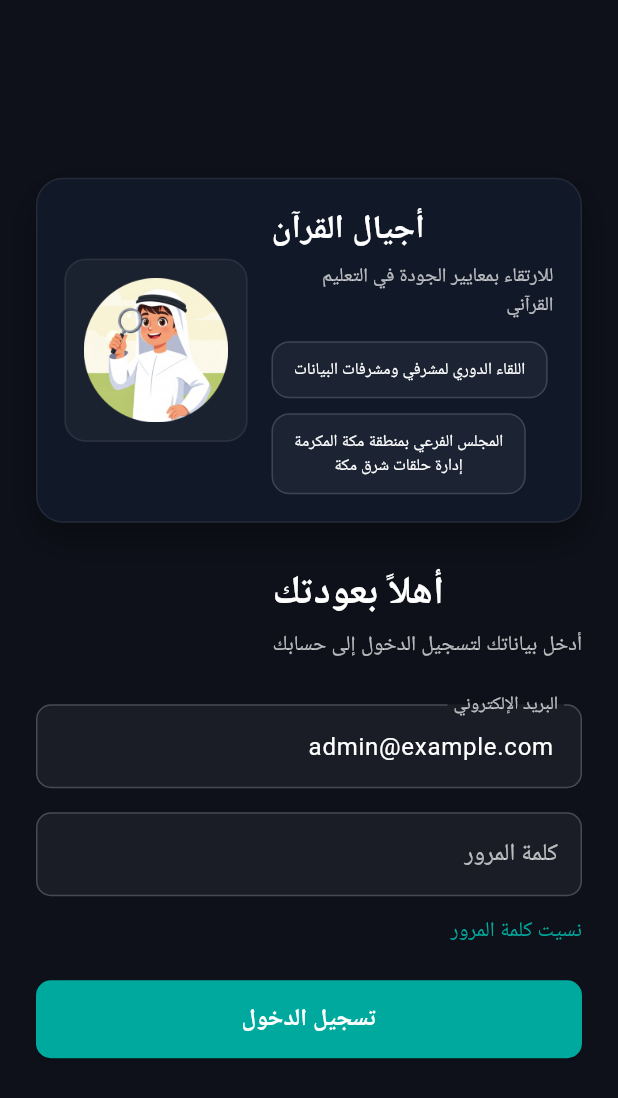
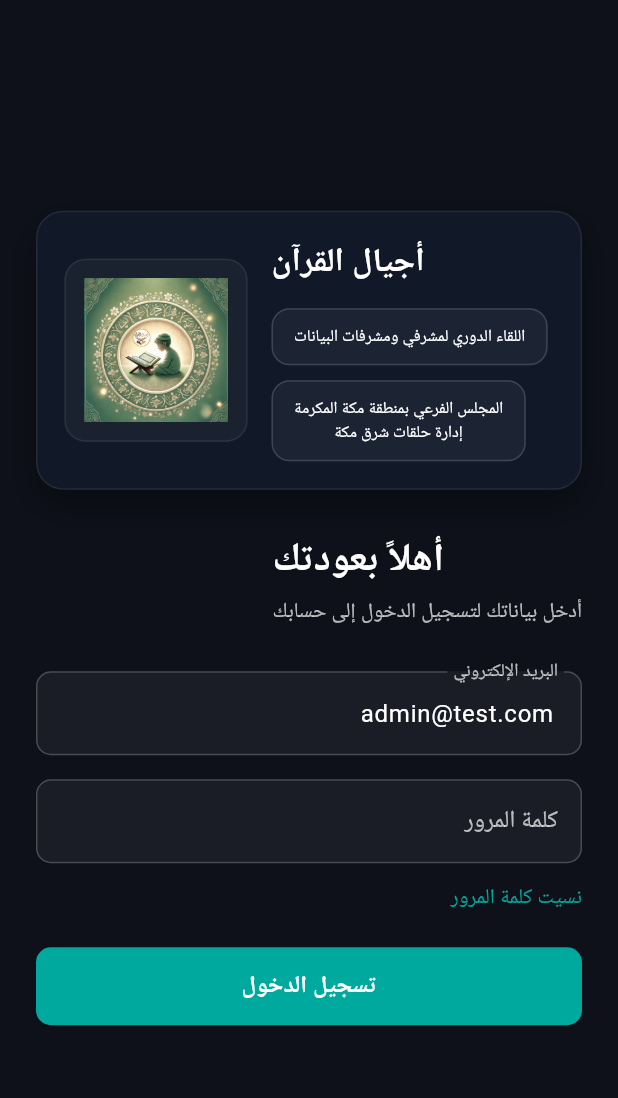
Before and after one commit to MostafaGamal84/agial-App, a Flutter app: the screen it shows after launch, on a phone screen of 412 x 824 dp. Shown: the top 1098 px of the screen. Run offline on Flutter 3.47's test engine with Material 3 defaults, Android fonts, the light colour scheme and no system bars; our stand-ins replace flutter_secure_storage, google_fonts, shared_preferences; Roboto replaces fonts that are missing (Tajawal).

Commit message:
البي

```diff
--- a/lib/screens/login_screen.dart
+++ b/lib/screens/login_screen.dart
@@ -14,7 +14,7 @@ class LoginScreen extends StatefulWidget {
 
 class _LoginScreenState extends State<LoginScreen> {
   final _formKey = GlobalKey<FormState>();
-  final _loginController = TextEditingController(text: 'admin@example.com');
+  final _loginController = TextEditingController(text: 'admin@test.com');
   final _passwordController = TextEditingController();
 
   @override
@@ -67,14 +67,7 @@ class _LoginScreenState extends State<LoginScreen> {
                                   fontWeight: FontWeight.w800,
                                 ),
                               ),
-                              SizedBox(height: 6),
-                              Text(
-                                'للارتقاء بمعايير الجودة في التعليم القرآني',
-                                style: TextStyle(
-                                  color: Colors.white70,
-                                  fontSize: 13,
-                                ),
-                              ),
+
                               SizedBox(height: 14),
                               Wrap(
                                 alignment: WrapAlignment.end,
@@ -119,7 +112,7 @@ class _LoginScreenState extends State<LoginScreen> {
                             border: Border.all(color: Colors.white.withOpacity(0.08)),
                           ),
                           child: Image.asset(
-                            'assets/images/app_icon.png',
+                            'assets/images/logo.jpg',
                             width: 96,
                             height: 96,
                             fit: BoxFit.contain,
--- a/lib/screens/otp_screen.dart
+++ b/lib/screens/otp_screen.dart
@@ -76,7 +76,7 @@ class _OTPScreenState extends State<OTPScreen> {
                     mainAxisSize: MainAxisSize.min,
                     children: [
                       Image.asset(
-                        'assets/images/app_icon.png',
+                        'assets/images/logo.jpg',
                         height: 72,
                         fit: BoxFit.contain,
                       ),
@@ -162,12 +162,12 @@ class _OTPScreenState extends State<OTPScreen> {
                                     focusedBorder: OutlineInputBorder(
                                       borderRadius: BorderRadius.circular(12),
                                       borderSide: const BorderSide(
-                                        color: Color(0xFFF3B52C),
+                                        color: Color.fromARGB(255, 0, 55, 173),
                                         width: 2,
                                       ),
                                     ),
                                   ),
-                                  inputFormatters: const [
+                                  inputFormatters: [
                                     FilteringTextInputFormatter.digitsOnly,
                                     LengthLimitingTextInputFormatter(1),
                                   ],
```
Also changed, not shown: assets/images/logo.jpg (added).
